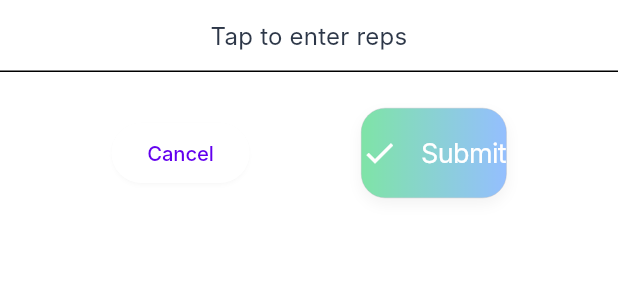
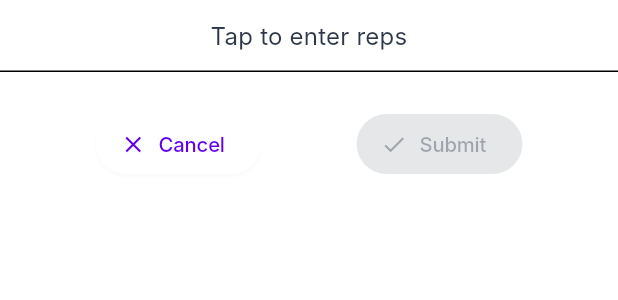
Before and after one commit to SaturnFromTitan/pull-up-ritual, a Flutter app: the RepsForm widget shown alone on an empty page, opened directly, on a phone screen of 412 x 824 dp. Shown: the top 300 px of the screen. Run offline on Flutter 3.47's test engine with Material 3 defaults, Android fonts, the phone set to English and light mode, and no system bars; Roboto replaces fonts that are missing (Inter).

Commit message:
fix: the submit button of repform is styled normally if there's a cancel button

```diff
--- a/lib/features/workout/widgets/reps_form.dart
+++ b/lib/features/workout/widgets/reps_form.dart
@@ -24,11 +24,7 @@ class _RepsFormState extends State<RepsForm> {
   final _controller = TextEditingController();
   bool _isValid = false;
 
-  @override
-  Widget build(BuildContext context) {
-    var submitButton = GradientButton(
-      onPressed: _isValid
-          ? () {
+  void submit() {
     // run logic
     final reps = int.parse(_controller.text);
     widget.onValidSubmit(reps);
@@ -39,11 +35,10 @@ class _RepsFormState extends State<RepsForm> {
       _isValid = false;
     });
   }
-          : null,
-      text: 'Submit',
-      icon: Icon(Icons.check),
-      gradient: AppGradients.secondary,
-    );
+
+  @override
+  Widget build(BuildContext context) {
+    var onSubmitPressed = _isValid ? submit : null;
 
     return Form(
       key: _formKey,
@@ -78,15 +73,25 @@ class _RepsFormState extends State<RepsForm> {
           ),
           const SizedBox(height: AppSpacing.lg),
           widget.onCancel == null
-              ? submitButton
+              ? GradientButton(
+                  onPressed: onSubmitPressed,
+                  text: 'Submit',
+                  icon: Icon(Icons.check),
+                  gradient: AppGradients.secondary,
+                )
               : Row(
                   mainAxisAlignment: MainAxisAlignment.spaceEvenly,
                   children: [
-                    ElevatedButton(
+                    ElevatedButton.icon(
                       onPressed: widget.onCancel,
-                      child: Text('Cancel'),
+                      label: Text('Cancel'),
+                      icon: Icon(Icons.close),
                     ),
-                    submitButton,
+                    ElevatedButton.icon(
+                      onPressed: onSubmitPressed,
+                      label: Text('Submit'),
+                      icon: Icon(Icons.check),
+                    ),
                   ],
                 ),
         ],
```
Also changed, not shown: lib/features/workout/screens/workouts/_base_workout_screen.dart (+8 -3 lines). Lines whose indentation alone changed are shown as unchanged.
